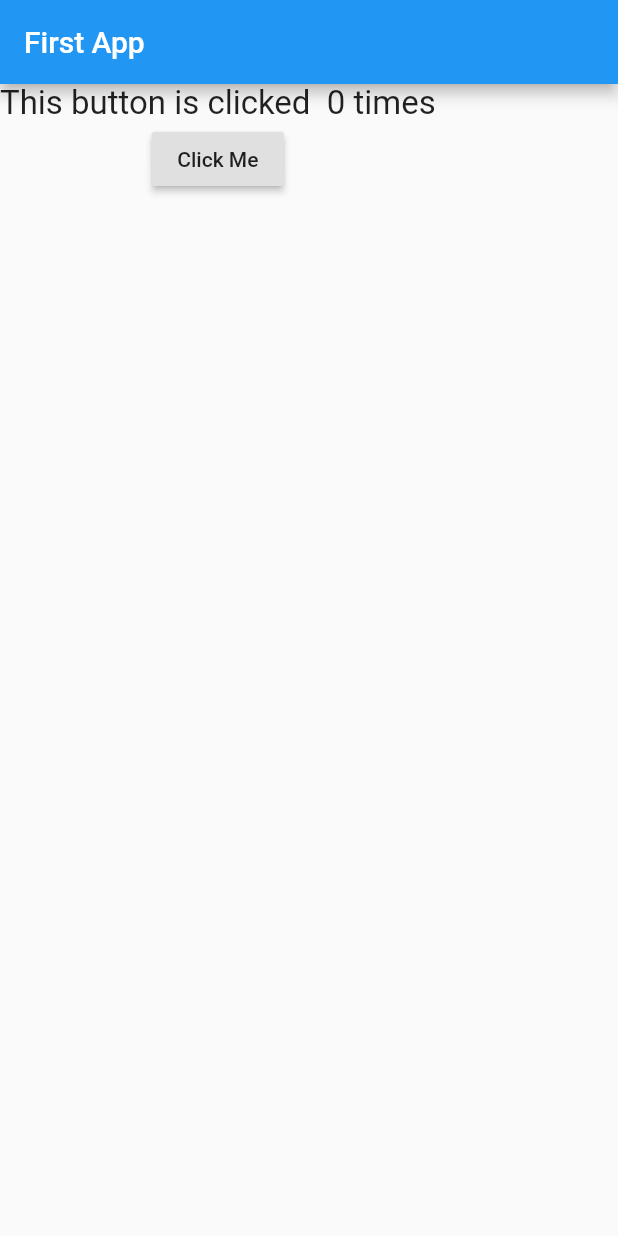
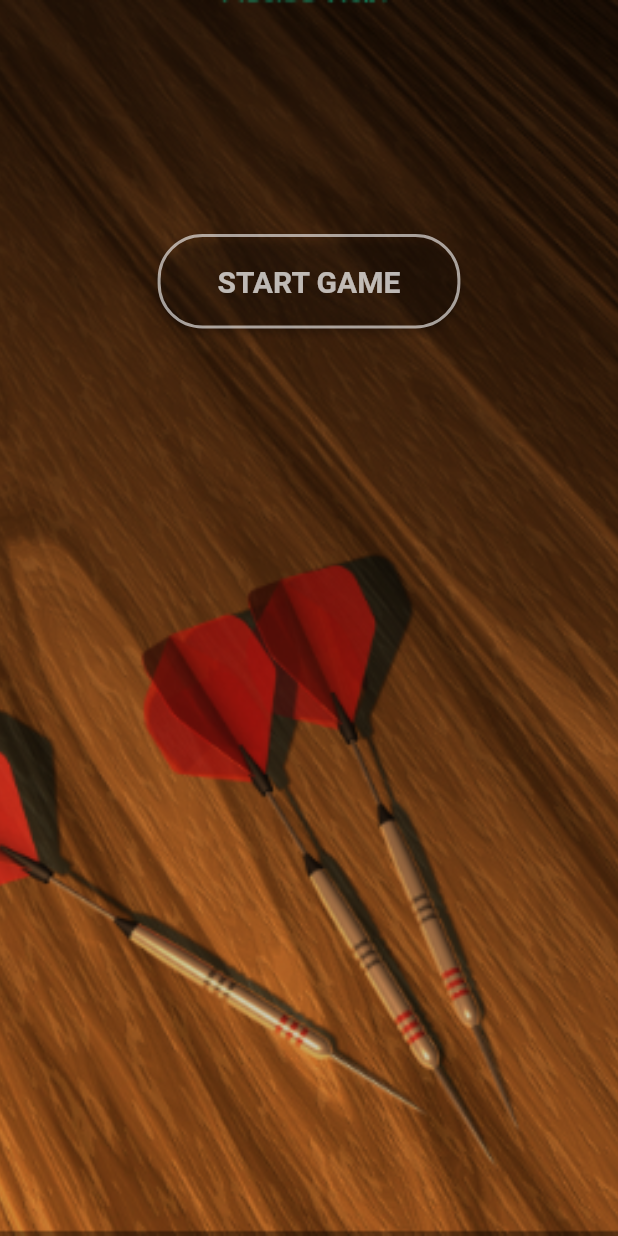
Before and after one commit to MariaNabil/Flutter_Darts_App, a Flutter app: the screen it shows after launch, on a phone screen of 412 x 824 dp. Run offline on Flutter 3.47's test engine with Material 2 defaults, Android fonts, the phone set to English and light mode, and no system bars.

Commit message:
start game screen

```diff
--- a/lib/main.dart
+++ b/lib/main.dart
@@ -27,39 +27,37 @@ import 'package:flutter/material.dart';
   }
 }*/
 
-/*class MyApp extends StatelessWidget {
-  int counter = 0;
-  @override
-  Widget build(BuildContext context) {
-    return MaterialApp(
-      home: Scaffold(
-          appBar: AppBar(
-            title: Text('First App'),
-          ),
-          body: Column(
-            children: <Widget>[
-              Text(
-                'This button is clicked  $counter times',
-                style: TextStyle(fontSize: 22),
-              ),
-              RaisedButton(
-                  child: Text('Click Me'),
-                  onPressed: () {
-                    counter++;
-                    print('Counter is $counter');
-                  })
-            ],
-          )),
-    );
-  }
-}*/
+/**/
 /* #endregion */
 
 main() {
   runApp(MyApp());
 }
 
-class MyApp extends StatefulWidget {
+/*class MyApp extends StatelessWidget {
+  int counter = 0;
+  @override
+  @override
+  Widget build(BuildContext context) {
+    return DecoratedBox(
+      decoration: BoxDecoration(
+        image: DecorationImage(
+            image: AssetImage("assets/images/11.png"), fit: BoxFit.fitHeight),
+      ),
+      // child: Center(child: FlutterLogo(size: 300)),
+      // child: RaisedButton(
+      //     child: Text('Click Me'),
+      //     onPressed: () {
+      //       //call build
+      //       //setState(() {
+      //       //  counter++;
+      //       // });
+      //       print('Counter is');
+      //     }),
+    );
+  }
+}*/
+/*class MyApp extends StatefulWidget {
   @override
   State<StatefulWidget> createState() {
     // TODO: implement createState
@@ -96,3 +94,74 @@ class MyAppState extends State<MyApp> {
     );
   }
 }
+*/
+
+class MyApp extends StatelessWidget {
+  @override
+  Widget build(BuildContext context) {
+    return MaterialApp(
+        title: 'Welcome to Flutter',
+        home: Container(
+          padding: const EdgeInsets.only(top: 100),
+          decoration: BoxDecoration(
+              image: DecorationImage(
+                  image: AssetImage("assets/images/11.png"),
+                  fit: BoxFit.cover)),
+          child: Scaffold(
+            backgroundColor: Colors.transparent,
+            appBar: AppBar(
+              elevation: 0,
+              backgroundColor: Colors.transparent,
+              //title: Text('My App'),
+              centerTitle: true,
+              /*leading: IconButton(
+                  icon: Icon(
+                    Icons.list,
+                    color: Colors.white,
+                  ),
+                  onPressed: () {}),*/
+            ),
+            body: Row(
+              //mainAxisSize: MainAxisSize.max,
+              mainAxisAlignment: MainAxisAlignment.center,
+              //crossAxisAlignment: CrossAxisAlignment.center,
+              children: <Widget>[
+                RaisedButton(
+                    padding: const EdgeInsets.only(
+                        right: 40, left: 40, top: 20, bottom: 20),
+                    color: Colors.transparent,
+                    child: Text(
+                      'START GAME',
+                      style: TextStyle(
+                          fontSize: 20,
+                          color: Colors.white70,
+                          fontWeight: FontWeight.bold),
+                    ),
+                    shape: new RoundedRectangleBorder(
+                      borderRadius: new BorderRadius.circular(30.0),
+                      side: BorderSide(
+                        width: 2,
+                        color: Colors.white60,
+                      ),
+                    ),
+                    onPressed: () {
+                      print('Counter is');
+                    }),
+              ],
+            ),
+          ),
+        ));
+  }
+}
+
+class HexColor extends Color {
+  static int _getColorFromHex(String hexColor) {
+    hexColor = hexColor.toUpperCase().replaceAll("#", "");
+    if (hexColor.length == 6) {
+      hexColor = "FF" + hexColor;
+    }
+    return int.parse(hexColor, radix: 16);
+  }
+
+  HexColor(final String hexColor) : super(_getColorFromHex(hexColor));
+}
--- a/pubspec.yaml
+++ b/pubspec.yaml
@@ -41,8 +41,8 @@ flutter:
   uses-material-design: true
 
   # To add assets to your application, add an assets section, like this:
-  # assets:
-  #  - images/a_dot_burr.jpeg
+  assets:
+   - assets/images/
   #  - images/a_dot_ham.jpeg
 
   # An image asset can refer to one or more resolution-specific "variants", see
```
Also changed, not shown: assets/images/1.png (added), assets/images/10.png (added), assets/images/11.png (added), assets/images/2.png (added), assets/images/3.png (added), assets/images/4.png (added), assets/images/5.png (added), assets/images/6.png (added), assets/images/7.png (added), assets/images/8.png (added), assets/images/9.png (added).
